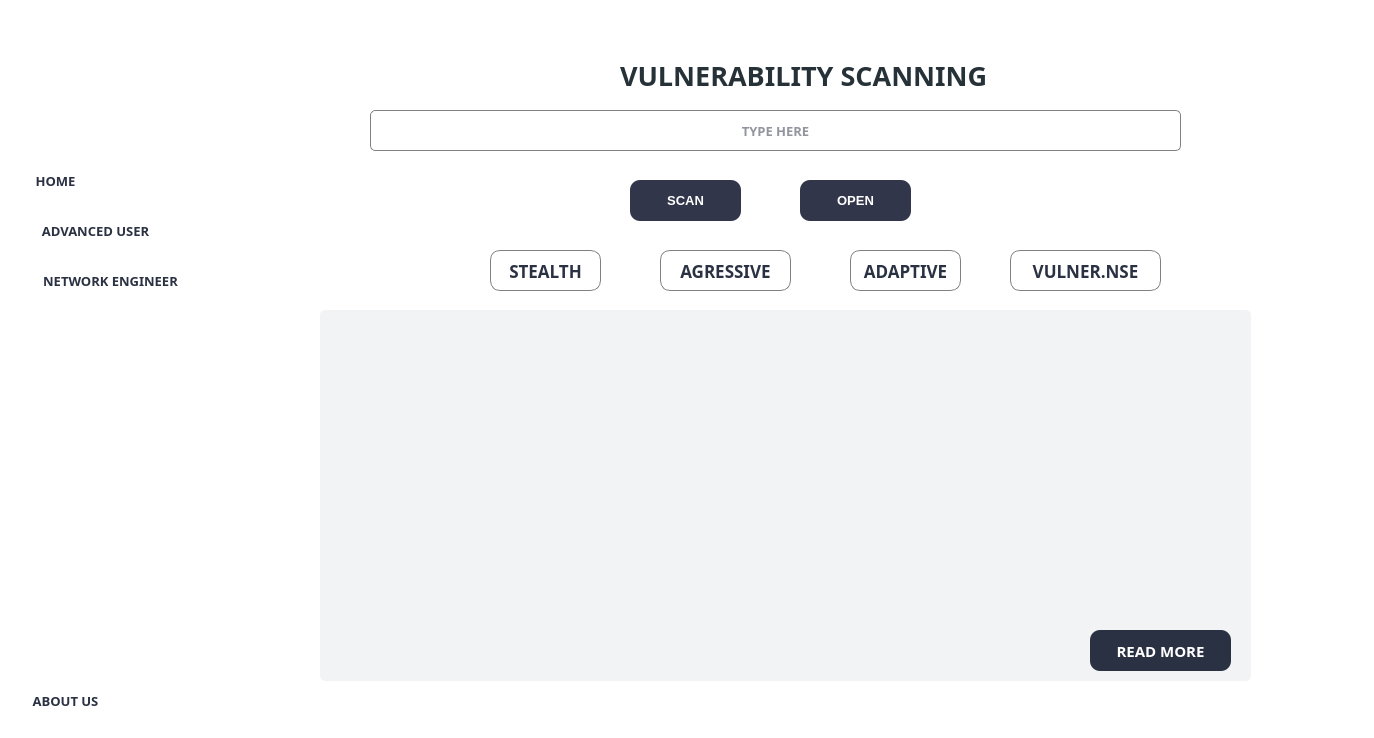
The window that assets/ui/main.ui (NicasioTn/Windows-ISAN-Security-Gizmo-Box) describes before a commit, drawn with Qt 5.
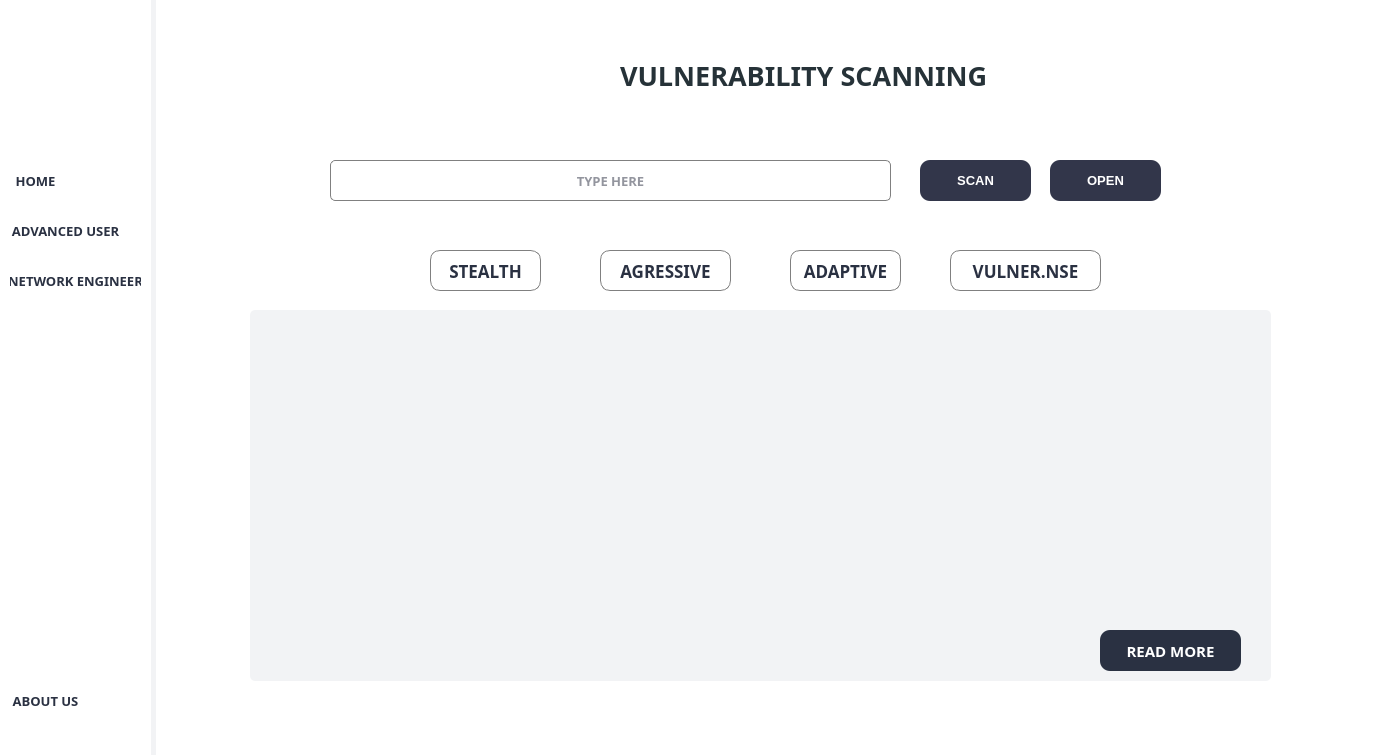
The same window after the commit. The open tabs and pages were chosen to show the change. Icons and pictures are not drawn.

What changed in the file:
```diff
--- a/assets/ui/main.ui
+++ b/assets/ui/main.ui
@@ -7,7 +7,7 @@
     <x>0</x>
     <y>0</y>
     <width>1374</width>
-    <height>738</height>
+    <height>755</height>
    </rect>
   </property>
   <property name="windowTitle">
@@ -22,7 +22,7 @@
      <x>0</x>
      <y>0</y>
      <width>1381</width>
-     <height>751</height>
+     <height>761</height>
     </rect>
    </property>
    <property name="styleSheet">
@@ -2952,8 +2952,8 @@
      <widget class="QPushButton" name="btn_openVulner">
       <property name="geometry">
        <rect>
-        <x>780</x>
-        <y>170</y>
+        <x>1030</x>
+        <y>150</y>
         <width>111</width>
         <height>41</height>
        </rect>
@@ -3002,8 +3002,8 @@
      <widget class="QPushButton" name="btn_scanVulner">
       <property name="geometry">
        <rect>
-        <x>610</x>
-        <y>170</y>
+        <x>900</x>
+        <y>150</y>
         <width>111</width>
         <height>41</height>
        </rect>
@@ -3052,9 +3052,9 @@
      <widget class="QLineEdit" name="lineEdit_inputVulner">
       <property name="geometry">
        <rect>
-        <x>350</x>
-        <y>100</y>
-        <width>811</width>
+        <x>310</x>
+        <y>150</y>
+        <width>561</width>
         <height>41</height>
        </rect>
       </property>
@@ -3093,7 +3093,7 @@
      <widget class="QPushButton" name="btn_stealth">
       <property name="geometry">
        <rect>
-        <x>470</x>
+        <x>410</x>
         <y>240</y>
         <width>111</width>
         <height>41</height>
@@ -3132,7 +3132,7 @@
      <widget class="QPushButton" name="btn_agressive">
       <property name="geometry">
        <rect>
-        <x>640</x>
+        <x>580</x>
         <y>240</y>
         <width>131</width>
         <height>41</height>
@@ -3171,7 +3171,7 @@
      <widget class="QPushButton" name="btn_adaptive">
       <property name="geometry">
        <rect>
-        <x>830</x>
+        <x>770</x>
         <y>240</y>
         <width>111</width>
         <height>41</height>
@@ -3210,7 +3210,7 @@
      <widget class="QPushButton" name="btn_nse">
       <property name="geometry">
        <rect>
-        <x>990</x>
+        <x>930</x>
         <y>240</y>
         <width>151</width>
         <height>41</height>
@@ -3249,9 +3249,9 @@
      <widget class="QWidget" name="widget_outputVulner" native="true">
       <property name="geometry">
        <rect>
-        <x>300</x>
+        <x>230</x>
         <y>300</y>
-        <width>931</width>
+        <width>1021</width>
         <height>371</height>
        </rect>
       </property>
@@ -3262,7 +3262,7 @@
       <widget class="QPushButton" name="btn_moreVulner">
        <property name="geometry">
         <rect>
-         <x>770</x>
+         <x>850</x>
          <y>320</y>
          <width>141</width>
          <height>41</height>
@@ -3775,20 +3775,36 @@
      </widget>
     </widget>
    </widget>
+   <widget class="QWidget" name="line" native="true">
+    <property name="geometry">
+     <rect>
+      <x>135</x>
+      <y>0</y>
+      <width>21</width>
+      <height>761</height>
+     </rect>
+    </property>
+    <property name="styleSheet">
+     <string notr="true">background-color:rgba(242,243,245,255);</string>
+    </property>
+   </widget>
   </widget>
   <widget class="QWidget" name="widget_left" native="true">
    <property name="geometry">
     <rect>
      <x>0</x>
      <y>0</y>
-     <width>211</width>
-     <height>741</height>
+     <width>151</width>
+     <height>761</height>
     </rect>
    </property>
+   <property name="styleSheet">
+    <string notr="true"/>
+   </property>
    <widget class="QPushButton" name="btn_home">
     <property name="geometry">
      <rect>
-      <x>30</x>
+      <x>10</x>
       <y>170</y>
       <width>51</width>
       <height>21</height>
@@ -3826,9 +3842,9 @@
    <widget class="QPushButton" name="btn_advancedUserLeft">
     <property name="geometry">
      <rect>
-      <x>20</x>
+      <x>10</x>
       <y>220</y>
-      <width>151</width>
+      <width>111</width>
       <height>21</height>
      </rect>
     </property>
@@ -3864,9 +3880,9 @@
    <widget class="QPushButton" name="btn_networkUserTop">
     <property name="geometry">
      <rect>
-      <x>20</x>
+      <x>10</x>
       <y>270</y>
-      <width>181</width>
+      <width>131</width>
       <height>21</height>
      </rect>
     </property>
@@ -3902,9 +3918,9 @@
    <widget class="QPushButton" name="btn_aboutUs">
     <property name="geometry">
      <rect>
-      <x>20</x>
+      <x>10</x>
       <y>690</y>
-      <width>91</width>
+      <width>71</width>
       <height>21</height>
      </rect>
     </property>
@@ -3940,10 +3956,10 @@
    <widget class="QLabel" name="label_gizmo">
     <property name="geometry">
      <rect>
-      <x>20</x>
+      <x>10</x>
       <y>10</y>
-      <width>161</width>
-      <height>131</height>
+      <width>131</width>
+      <height>111</height>
      </rect>
     </property>
     <property name="font">
```
Left out of the diff: 52 changed lines with no effect on the pictures.
